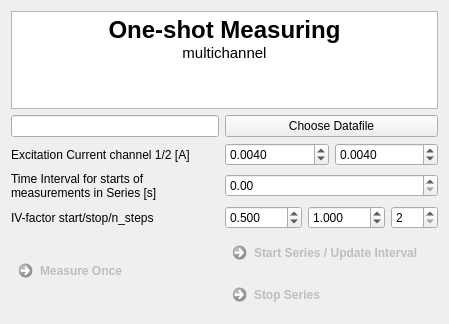
Qt form configurations/OneShotMeasurement_multichannel.ui (Cryostat-GUI/Cryostat-GUI) before a commit.
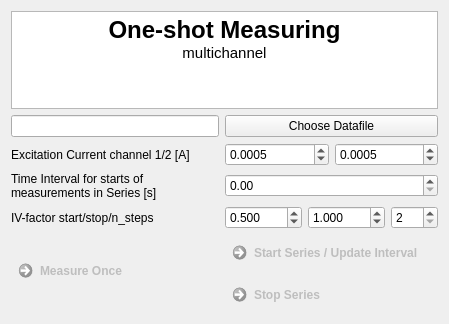
The same form after that commit.

What changed in the file:
```diff
--- a/configurations/OneShotMeasurement_multichannel.ui
+++ b/configurations/OneShotMeasurement_multichannel.ui
@@ -77,7 +77,7 @@
         <double>0.001000000000000</double>
        </property>
        <property name="value">
-        <double>0.004000000000000</double>
+        <double>0.000500000000000</double>
        </property>
       </widget>
      </item>
@@ -99,7 +99,7 @@
         <double>0.001000000000000</double>
        </property>
        <property name="value">
-        <double>0.004000000000000</double>
+        <double>0.000500000000000</double>
        </property>
       </widget>
      </item>
```
Left out of the diff: 24 changed lines with no effect on the pictures.
